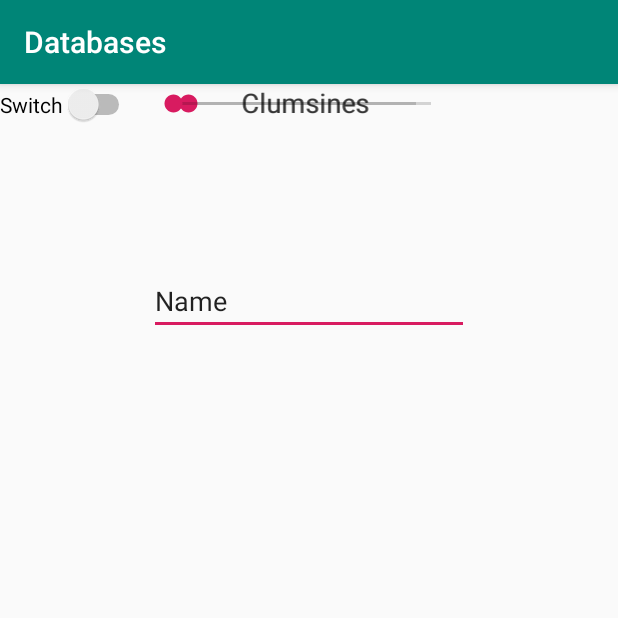
After one commit to Tantime/Databases, an Android app: the FriendDetailActivity screen opened directly, with no data from a screen before it, on a phone screen of 412 x 824 dp, the top half of it. The commit adds this screen. Run offline under Robolectric (Android 15) with nearby library versions, the phone set to English and light mode, and no system bars.

Commit message:
added FriendListActivity, FriendDetailActivity, and Friend classses

```diff
--- a/app/build.gradle
+++ b/app/build.gradle
@@ -27,4 +27,5 @@ dependencies {
     androidTestImplementation 'androidx.test:runner:1.2.0'
     androidTestImplementation 'androidx.test.espresso:espresso-core:3.2.0'
     implementation 'com.backendless:backendless:5.7.0'
+    implementation 'com.google.android.material:material:1.1.0'
 }
--- /dev/null
+++ b/app/src/main/java/com/mistershorr/databases/FriendDetailActivity.java
@@ -0,0 +1,21 @@
+package com.mistershorr.databases;
+
+import androidx.appcompat.app.AppCompatActivity;
+
+import android.os.Bundle;
+import android.widget.EditText;
+import android.widget.SeekBar;
+import android.widget.TextView;
+
+public class FriendDetailActivity extends AppCompatActivity {
+
+    private EditText name;
+    private TextView clumsiness;
+    private SeekBar changeClumsiness;
+
+    @Override
+    protected void onCreate(Bundle savedInstanceState) {
+        super.onCreate(savedInstanceState);
+        setContentView(R.layout.activity_friend_detail);
+    }
+}
--- /dev/null
+++ b/app/src/main/res/layout/activity_friend_detail.xml
@@ -0,0 +1,70 @@
+<?xml version="1.0" encoding="utf-8"?>
+<androidx.constraintlayout.widget.ConstraintLayout xmlns:android="http://schemas.android.com/apk/res/android"
+    xmlns:app="http://schemas.android.com/apk/res-auto"
+    xmlns:tools="http://schemas.android.com/tools"
+    android:layout_width="match_parent"
+    android:layout_height="match_parent"
+    tools:context=".FriendDetailActivity">
+
+    <EditText
+        android:id="@+id/editText_friendDetail_name"
+        android:layout_width="wrap_content"
+        android:layout_height="wrap_content"
+        android:ems="10"
+        android:inputType="textPersonName"
+        android:text="@string/name"
+        app:layout_constraintBottom_toBottomOf="parent"
+        app:layout_constraintEnd_toEndOf="parent"
+        app:layout_constraintStart_toStartOf="parent"
+        app:layout_constraintTop_toTopOf="parent"
+        app:layout_constraintVertical_bias="0.169" />
+
+    <SeekBar
+        android:id="@+id/seekBar_friendDetail_changeClumsiness"
+        android:layout_width="194dp"
+        android:layout_height="26dp"
+        app:layout_constraintEnd_toEndOf="parent"
+        app:layout_constraintHorizontal_bias="0.5"
+        app:layout_constraintStart_toStartOf="parent"
+        tools:layout_editor_absoluteY="230dp" />
+
+    <SeekBar
+        android:id="@+id/seekBar_friendDetail_changeGymFrequency"
+        android:layout_width="194dp"
+        android:layout_height="26dp"
+        app:layout_constraintEnd_toEndOf="parent"
+        app:layout_constraintHorizontal_bias="0.456"
+        app:layout_constraintStart_toStartOf="parent"
+        tools:layout_editor_absoluteY="420dp" />
+
+    <TextView
+        android:id="@+id/textView_friendDetail_clumsiness"
+        android:layout_width="90dp"
+        android:layout_height="24dp"
+        android:text="Clumsiness"
+        android:textSize="18sp"
+        app:layout_constraintEnd_toEndOf="parent"
+        app:layout_constraintHorizontal_bias="0.5"
+        app:layout_constraintStart_toStartOf="parent"
+        tools:layout_editor_absoluteY="198dp" />
+
+    <TextView
+        android:id="@+id/textView_friendDetail_gymFrequency"
+        android:layout_width="90dp"
+        android:layout_height="24dp"
+        android:text="Clumsiness"
+        android:textSize="18sp"
+        app:layout_constraintEnd_toEndOf="parent"
+        app:layout_constraintHorizontal_bias="0.498"
+        app:layout_constraintStart_toStartOf="parent"
+        tools:layout_editor_absoluteY="388dp" />
+
+    <Switch
+        android:id="@+id/switch_friendDetail_awesome"
+        android:layout_width="wrap_content"
+        android:layout_height="wrap_content"
+        android:text="Switch"
+        tools:layout_editor_absoluteX="164dp"
+        tools:layout_editor_absoluteY="315dp" />
+
+</androidx.constraintlayout.widget.ConstraintLayout>
--- a/app/src/main/res/values/strings.xml
+++ b/app/src/main/res/values/strings.xml
@@ -7,4 +7,5 @@
     <string name="confirm_password">Confirm Password</string>
     <string name="email">Email</string>
     <string name="name">Name</string>
+
 </resources>
```
Also changed, not shown: app/src/main/AndroidManifest.xml (+5 -3 lines), app/src/main/java/com/mistershorr/databases/Friend.java (added, +104 -0 lines), app/src/main/java/com/mistershorr/databases/FriendListActivity.java (+40 -1 lines), app/src/main/java/com/mistershorr/databases/LoginActivity.java (+7 -3 lines), app/src/main/java/com/mistershorr/databases/RegistrationActivity.java (+5 -5 lines), app/src/main/res/layout/activity_friend_list.xml (+29 -3 lines), app/src/main/res/layout/activity_login.xml (+4 -4 lines), app/src/main/res/layout/activity_registration.xml (+10 -10 lines), app/src/main/res/layout/item_friend.xml (added, +31 -0 lines).
